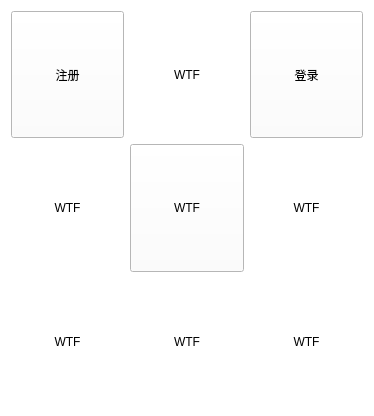
Before: the Qt Designer form mainwindow.ui in FlyingBlazer/WAC, drawn with Qt 5.
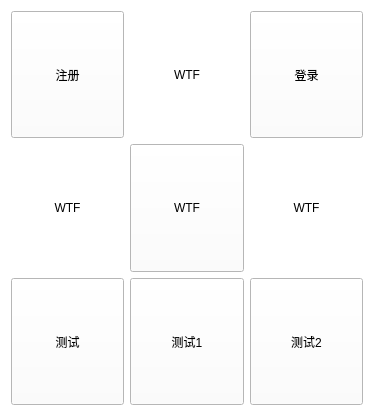
After: the same form once the commit is applied.

```diff
--- a/mainwindow.ui
+++ b/mainwindow.ui
@@ -17,7 +17,7 @@
    <string notr="true">background-color: rgb(255, 255, 255);</string>
   </property>
   <widget class="QWidget" name="centralWidget">
-   <layout class="QHBoxLayout" name="horizontalLayout">
+   <layout class="QVBoxLayout" name="verticalLayout">
     <item>
      <layout class="QGridLayout" name="gridLayout">
       <item row="1" column="0">
@@ -56,36 +56,6 @@
         </property>
        </widget>
       </item>
-      <item row="2" column="1">
-       <widget class="QLabel" name="label_3">
-        <property name="text">
-         <string>WTF</string>
-        </property>
-        <property name="alignment">
-         <set>Qt::AlignCenter</set>
-        </property>
-       </widget>
-      </item>
-      <item row="2" column="2">
-       <widget class="QLabel" name="label_8">
-        <property name="text">
-         <string>WTF</string>
-        </property>
-        <property name="alignment">
-         <set>Qt::AlignCenter</set>
-        </property>
-       </widget>
-      </item>
-      <item row="2" column="0">
-       <widget class="QLabel" name="label_7">
-        <property name="text">
-         <string>WTF</string>
-        </property>
-        <property name="alignment">
-         <set>Qt::AlignCenter</set>
-        </property>
-       </widget>
-      </item>
       <item row="1" column="2">
        <widget class="QLabel" name="label_4">
         <property name="text">
@@ -122,6 +92,45 @@
         </property>
        </widget>
       </item>
+      <item row="2" column="0">
+       <widget class="QPushButton" name="pushButton_4">
+        <property name="sizePolicy">
+         <sizepolicy hsizetype="Minimum" vsizetype="Preferred">
+          <horstretch>0</horstretch>
+          <verstretch>0</verstretch>
+         </sizepolicy>
+        </property>
+        <property name="text">
+         <string>测试</string>
+        </property>
+       </widget>
+      </item>
+      <item row="2" column="1">
+       <widget class="QPushButton" name="pushButton_5">
+        <property name="sizePolicy">
+         <sizepolicy hsizetype="Minimum" vsizetype="Preferred">
+          <horstretch>0</horstretch>
+          <verstretch>0</verstretch>
+         </sizepolicy>
+        </property>
+        <property name="text">
+         <string>测试1</string>
+        </property>
+       </widget>
+      </item>
+      <item row="2" column="2">
+       <widget class="QPushButton" name="pushButton_6">
+        <property name="sizePolicy">
+         <sizepolicy hsizetype="Minimum" vsizetype="Preferred">
+          <horstretch>0</horstretch>
+          <verstretch>0</verstretch>
+         </sizepolicy>
+        </property>
+        <property name="text">
+         <string>测试2</string>
+        </property>
+       </widget>
+      </item>
      </layout>
     </item>
    </layout>
```
Left out of the diff: 20 changed lines with no effect on the pictures.
